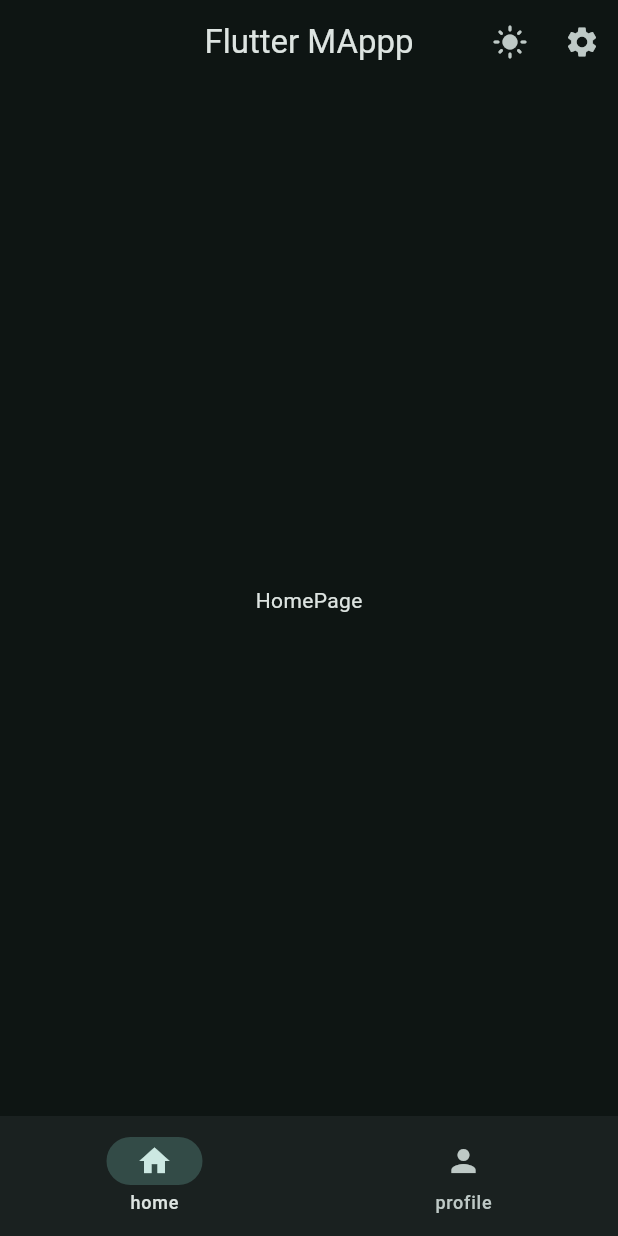
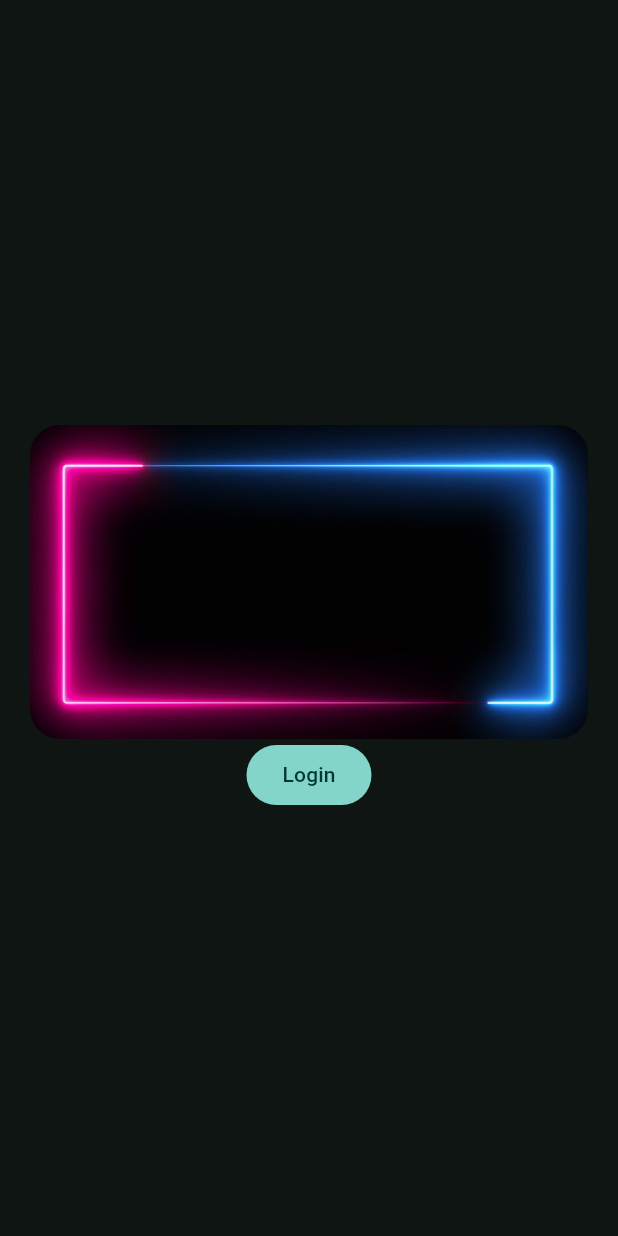
Before and after one commit to attreyabhatt/flutter_demo, a Flutter app: the screen it shows after launch, on a phone screen of 412 x 824 dp. Run offline on Flutter 3.47's test engine with Material 3 defaults, Android fonts, the phone set to English and light mode, and no system bars.

Commit message:
ClipRRect - for rounded corners + login ui on welcome page

```diff
--- a/lib/main.dart
+++ b/lib/main.dart
@@ -1,6 +1,6 @@
 import 'package:flutter/material.dart';
 import 'package:flutter_demo/data/notifiers.dart';
-import 'package:flutter_demo/views/widget_tree.dart';
+import 'package:flutter_demo/views/pages/welcome_page.dart';
 
 void main() {
   runApp(const MyApp());
@@ -27,7 +27,7 @@ class _MyAppState extends State<MyApp> {
               brightness: isDarkMode ? Brightness.dark : Brightness.light,
             ),
           ),
-          home: WidgetTree(),
+          home: WelcomePage(),
         );
       },
     );
--- /dev/null
+++ b/lib/views/pages/welcome_page.dart
@@ -0,0 +1,37 @@
+import 'package:flutter/material.dart';
+import 'package:flutter_demo/views/widget_tree.dart';
+
+class WelcomePage extends StatelessWidget {
+  const WelcomePage({super.key});
+
+  @override
+  Widget build(BuildContext context) {
+    return Scaffold(
+      body: Padding(
+        padding: const EdgeInsets.all(20.0),
+        child: Column(
+          mainAxisAlignment: MainAxisAlignment.center,
+          children: [
+            ClipRRect(
+              borderRadius: BorderRadiusGeometry.circular(20.0),
+              child: Image.asset('assets/images/bg.jpg'),
+            ),
+            FilledButton(
+              onPressed: () {
+                Navigator.pushReplacement(
+                  context,
+                  MaterialPageRoute(
+                    builder: (context) {
+                      return WidgetTree();
+                    },
+                  ),
+                );
+              },
+              child: Text('Login'),
+            ),
+          ],
+        ),
+      ),
+    );
+  }
+}
```
